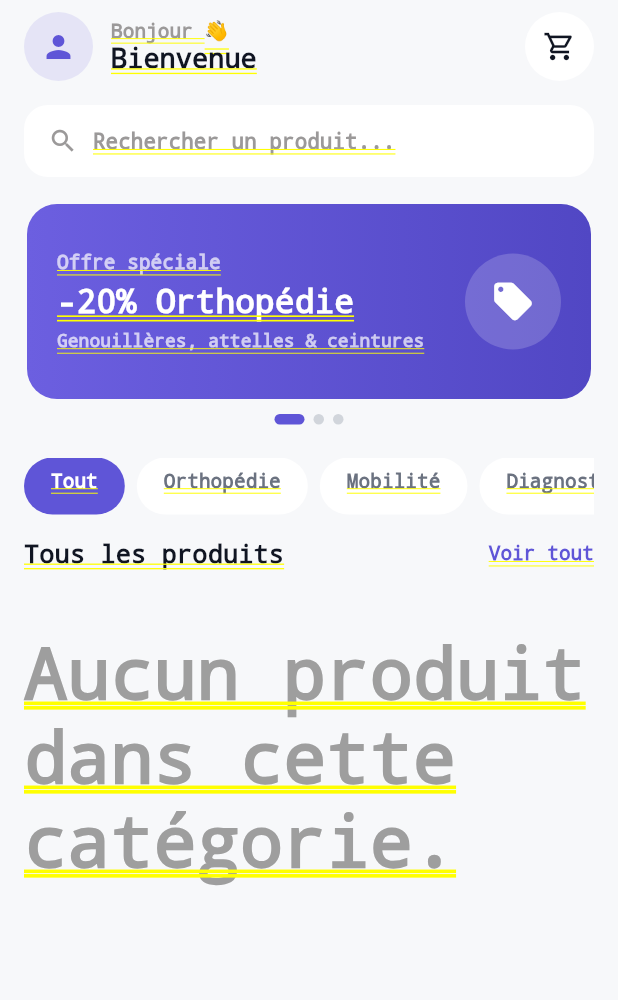
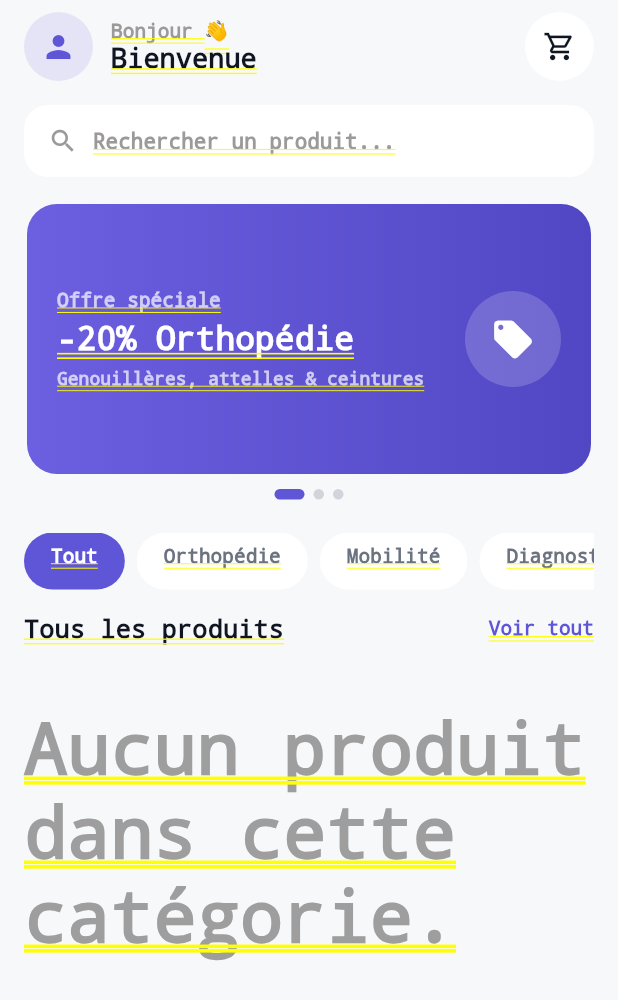
Before and after one commit to pfemoonbou-netizen/medicaclic, a Flutter app: the PharmacyScreen screen opened by its route, on a phone screen of 412 x 824 dp. Shown: the top 1000 px of the screen. Run offline on Flutter 3.47's test engine with Material 3 defaults, Android fonts, the phone set to English and light mode, and no system bars; our stand-ins replace file_picker, flutter_map, geolocator, go_router, image_picker, latlong2 and 1 more; accounts and stored records are empty; network calls fail.

Commit message:
Boutique: bannieres pub plus hautes (180px) pour mieux voir la pub
Co-Authored-By: Claude Opus 4.8 <noreply@anthropic.com>
Claude-Session: https://claude.ai/code/session_01Qugv98F72eF1ZMSTqq2YCm

```diff
--- a/lib/screens/pharmacy/add_banner_screen.dart
+++ b/lib/screens/pharmacy/add_banner_screen.dart
@@ -170,7 +170,7 @@ class _AddBannerScreenState extends State<AddBannerScreen> {
   Widget _preview() {
     final color = _colors[_colorHex] ?? _purple;
     return Container(
-      height: 130,
+      height: 180,
       clipBehavior: Clip.hardEdge,
       decoration: BoxDecoration(color: color, borderRadius: BorderRadius.circular(20)),
       child: Stack(
--- a/lib/screens/pharmacy/pharmacy_screen.dart
+++ b/lib/screens/pharmacy/pharmacy_screen.dart
@@ -215,7 +215,7 @@ class _PharmacyScreenState extends State<PharmacyScreen> {
     return Column(
       children: [
         SizedBox(
-          height: 130,
+          height: 180,
           child: PageView.builder(
             controller: _bannerController,
             itemCount: count,
```
